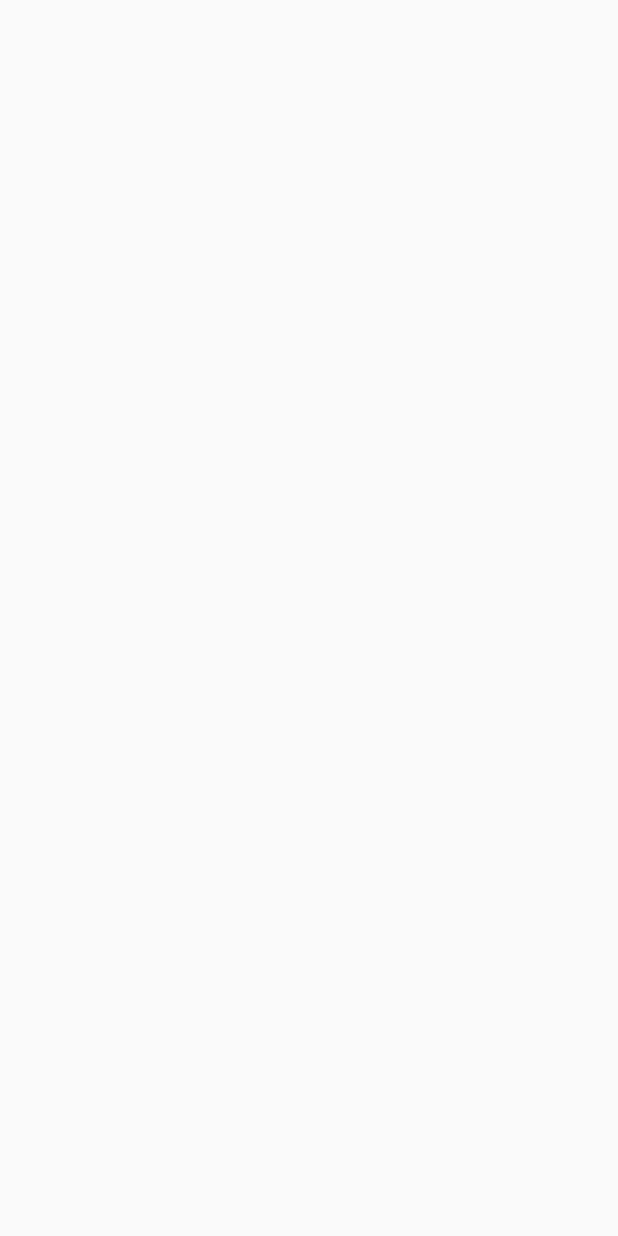
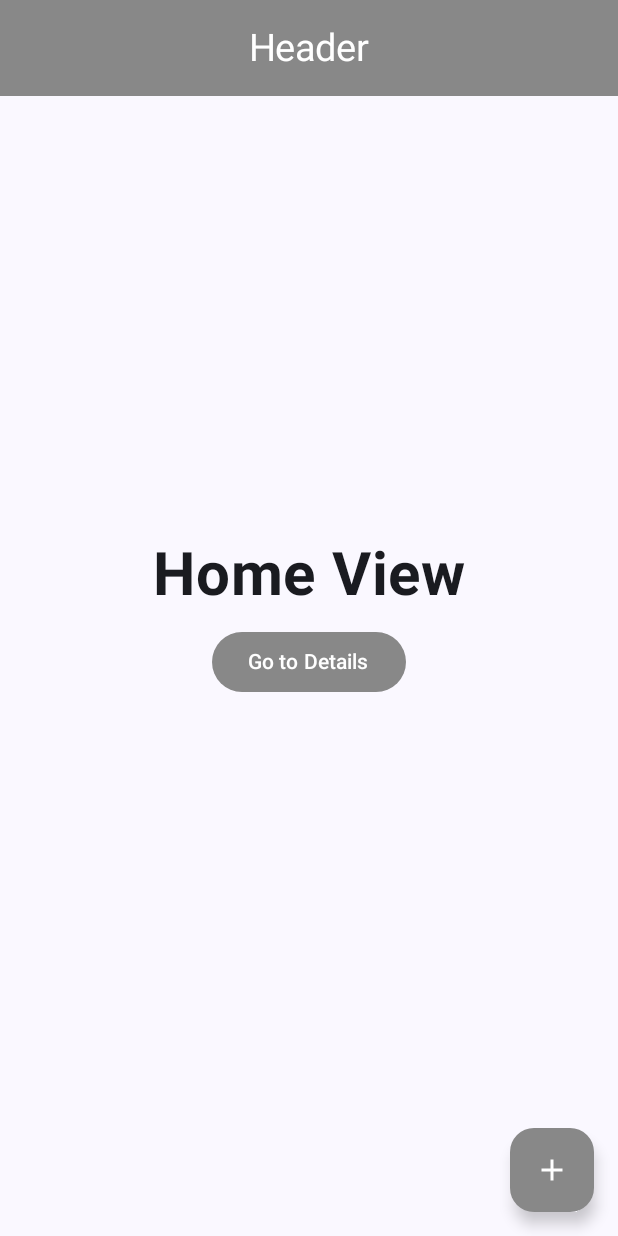
Before and after one commit to JulSarmiento/android-practice-3, an Android app built with Jetpack Compose: the screen it shows after launch (MainActivity), on a phone screen of 412 x 824 dp. Before the commit the screen is empty. Run offline under Robolectric (Android 15) with nearby library versions, the phone set to English and light mode, and no system bars.

Commit message:
feat: se trabajo en la navegacion

```diff
--- a/app/src/main/java/com/julhdev/navegacion/MainActivity.kt
+++ b/app/src/main/java/com/julhdev/navegacion/MainActivity.kt
@@ -4,12 +4,7 @@ import android.os.Bundle
 import androidx.activity.ComponentActivity
 import androidx.activity.compose.setContent
 import androidx.activity.enableEdgeToEdge
-import androidx.compose.foundation.layout.fillMaxSize
-import androidx.compose.foundation.layout.padding
-import androidx.compose.material3.Scaffold
-import androidx.compose.material3.Text
-import androidx.compose.runtime.Composable
-import androidx.compose.ui.Modifier
+import com.julhdev.navegacion.navigation.NavManager
 import com.julhdev.navegacion.ui.theme.NavegacionTheme
 
 class MainActivity : ComponentActivity() {
@@ -18,7 +13,7 @@ class MainActivity : ComponentActivity() {
     enableEdgeToEdge()
     setContent {
       NavegacionTheme {
-
+        NavManager()
       }
     }
   }
--- a/app/src/main/java/com/julhdev/navegacion/components/BarComponents.kt
+++ b/app/src/main/java/com/julhdev/navegacion/components/BarComponents.kt
@@ -1 +1,70 @@
 package com.julhdev.navegacion.components
+
+import android.graphics.drawable.Icon
+import androidx.compose.material.icons.Icons
+import androidx.compose.material.icons.filled.Add
+import androidx.compose.material3.FloatingActionButton
+import androidx.compose.material3.Icon
+import androidx.compose.material3.IconButton
+import androidx.compose.material3.Text
+import androidx.compose.runtime.Composable
+import androidx.compose.ui.graphics.Color
+import androidx.compose.ui.graphics.vector.ImageVector
+import androidx.compose.ui.unit.sp
+
+@Composable
+        /**
+         * Componente de la barra de título.
+         * @param name El texto que se mostrará en la barra de título.
+         * usage: TitleBar("Mi Aplicación")
+         */
+fun TitleBar(name: String ) {
+  Text(
+    text = name,
+    fontSize = 25.sp,
+    color = Color.White
+  )
+}
+
+@Composable
+        /**
+         * Componente del botón de acción flotante.
+         * usage: ActionBtn()
+         */
+fun ActionBtn() {
+  FloatingActionButton(
+    onClick = { /* Acción del botón */ },
+    containerColor = Color.Gray,
+    contentColor = Color.White
+  ) {
+    Icon(
+      imageVector = Icons.Default.Add,
+      contentDescription = "Add"
+    )
+  }
+}
+
+@Composable
+        /**
+         * Componente del botón de icono principal.
+         * @param icon El vector de imagen que se mostrará como icono.
+         * @param onClick La acción a realizar cuando se haga clic en el botón.
+         * @param description La descripción del contenido para accesibilidad.
+         * usage: MainIconBtn(Icons.Default.Add, { /* Acción */ }, "Agregar")
+         */
+fun MainIconBtn(
+  icon: ImageVector,
+  onClick: () -> Unit,
+  description: String
+) {
+  IconButton(
+    onClick = onClick
+  ) {
+    Icon(
+      imageVector = icon,
+      contentDescription = description,
+      tint = Color.White
+    )
+  }
+
+}
--- a/app/src/main/java/com/julhdev/navegacion/components/BodyComponents.kt
+++ b/app/src/main/java/com/julhdev/navegacion/components/BodyComponents.kt
@@ -1 +1,62 @@
 package com.julhdev.navegacion.components
+
+import androidx.compose.foundation.layout.Spacer
+import androidx.compose.foundation.layout.height
+import androidx.compose.material3.Button
+import androidx.compose.material3.ButtonDefaults
+import androidx.compose.material3.Text
+import androidx.compose.runtime.Composable
+import androidx.compose.ui.Modifier
+import androidx.compose.ui.graphics.Color
+import androidx.compose.ui.text.font.FontWeight
+import androidx.compose.ui.unit.dp
+import androidx.compose.ui.unit.sp
+
+@Composable
+        /**
+         * Componente del título principal.
+         * @param name El texto que se mostrará como título.
+         * usage: TitleVew("Bienvenido")
+         */
+fun TitleVew(name: String) {
+  Text(
+    text = name,
+    fontSize = 40.sp,
+    fontWeight = FontWeight.Bold
+  )
+}
+
+@Composable
+        /**
+         * Componente de espacio vertical.
+         * usage: Space()
+         */
+fun Space(){
+  Spacer(modifier = Modifier.height(10.dp))
+}
+
+@Composable
+        /**
+         * Componente del botón principal.
+         * @param name El texto que se mostrará en el botón.
+         * @param backColor El color de fondo del botón.
+         * @param textColor El color del texto del botón.
+         * @param onClick La acción a realizar cuando se haga clic en el botón.
+         * usage: MainBtn("Enviar", Color.Blue, Color.White) { /* Acción */ }
+         */
+fun MainBtn(
+  name: String,
+  backColor: Color,
+  textColor: Color,
+  onClick: () -> Unit
+) {
+  Button(
+    onClick = onClick,
+    colors = ButtonDefaults.buttonColors(
+      containerColor = backColor,
+      contentColor = textColor
+    )
+  ) {
+    Text(text = name)
+  }
+}
--- a/app/src/main/java/com/julhdev/navegacion/navigation/NavManager.kt
+++ b/app/src/main/java/com/julhdev/navegacion/navigation/NavManager.kt
@@ -1 +1,31 @@
 package com.julhdev.navegacion.navigation
+
+import androidx.compose.runtime.Composable
+import androidx.navigation.compose.NavHost
+import androidx.navigation.compose.composable
+import androidx.navigation.compose.rememberNavController
+import com.julhdev.navegacion.views.DetailView
+import com.julhdev.navegacion.views.HomeView
+
+@Composable
+          /**
+            * Gestor de navegación que define las rutas y las vistas correspondientes.
+            * Utiliza NavController para manejar la navegación entre las vistas.
+            * usage: NavManager()
+            */
+fun NavManager() {
+  val navController = rememberNavController()
+
+  NavHost(
+    navController = navController,
+    startDestination = "home"
+  ) {
+    composable("home") {
+      HomeView(navController)
+    }
+
+    composable( "details") {
+      DetailView(navController)
+    }
+  }
+}
--- /dev/null
+++ b/app/src/main/java/com/julhdev/navegacion/views/HomeView.kt
@@ -0,0 +1,73 @@
+package com.julhdev.navegacion.views
+
+import android.annotation.SuppressLint
+import androidx.compose.foundation.layout.Arrangement
+import androidx.compose.foundation.layout.Column
+import androidx.compose.foundation.layout.fillMaxSize
+import androidx.compose.foundation.layout.padding
+import androidx.compose.material3.CenterAlignedTopAppBar
+import androidx.compose.material3.ExperimentalMaterial3Api
+import androidx.compose.material3.Scaffold
+import androidx.compose.material3.Text
+import androidx.compose.material3.TopAppBarDefaults
+import androidx.compose.runtime.Composable
+import androidx.compose.ui.Alignment
+import androidx.compose.ui.Modifier
+import androidx.compose.ui.graphics.Color
+import androidx.navigation.NavController
+import com.julhdev.navegacion.components.ActionBtn
+import com.julhdev.navegacion.components.MainBtn
+import com.julhdev.navegacion.components.Space
+import com.julhdev.navegacion.components.TitleBar
+import com.julhdev.navegacion.components.TitleVew
+
+@SuppressLint("UnusedMaterial3ScaffoldPaddingParameter")
+@OptIn(ExperimentalMaterial3Api::class)
+@Composable
+        /**
+         * Vista principal de la aplicación con una barra superior y un botón de acción flotante.
+         * Contiene el contenido específico de la vista de inicio.
+         * usage: HomeView()
+         */
+fun HomeView(navController: NavController) {
+  Scaffold(
+    topBar = {
+      CenterAlignedTopAppBar(
+        title = { TitleBar("Header") },
+        colors = TopAppBarDefaults.centerAlignedTopAppBarColors(
+          containerColor = Color.Gray
+        )
+      )
+    },
+    floatingActionButton = {
+      ActionBtn()
+    }
+  ) {
+    ContentHomeView(
+      navController = navController,
+    )
+  }
+}
+
+@Composable
+        /**
+         * Contenido específico de la vista de inicio.
+         * usage: ContentHomeView(Modifier.fillMaxSize())
+         */
+fun ContentHomeView( navController: NavController) {
+  Column(
+    modifier = Modifier.fillMaxSize(),
+    verticalArrangement = Arrangement.Center,
+    horizontalAlignment = Alignment.CenterHorizontally
+  ) {
+    TitleVew(name = "Home View")
+    Space()
+    MainBtn(
+      name = "Go to Details",
+      backColor = Color.Gray,
+      textColor = Color.White
+    ) {
+      navController.navigate("details")
+    }
+  }
+}
```
Also changed, not shown: app/src/main/java/com/julhdev/navegacion/views/DetailsView.kt (added, +78 -0 lines).
